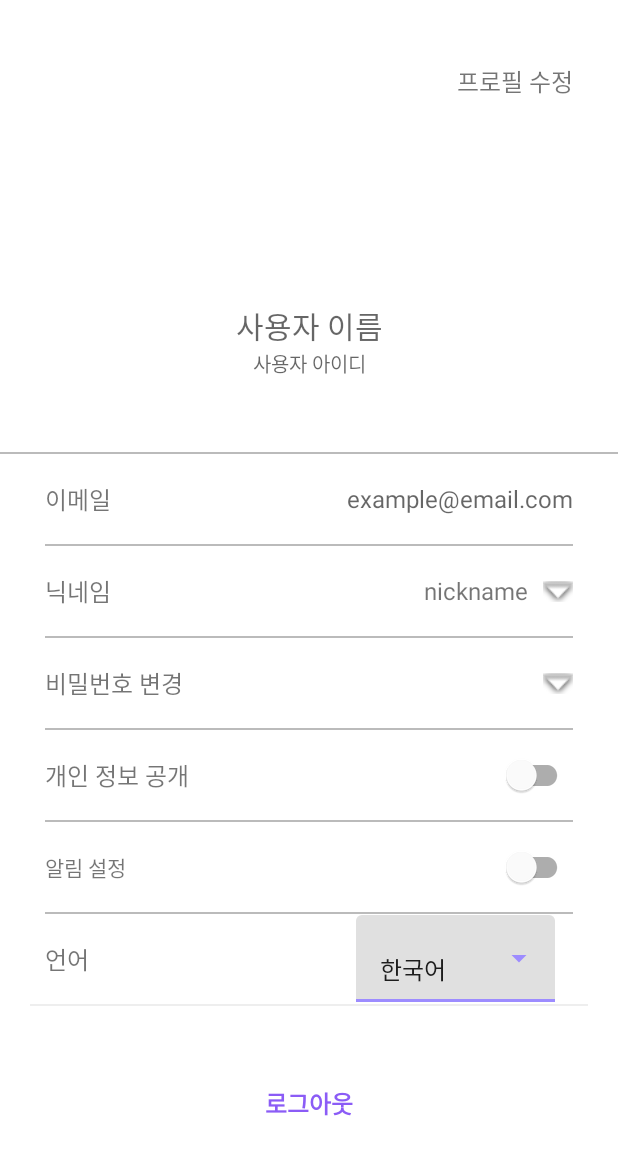
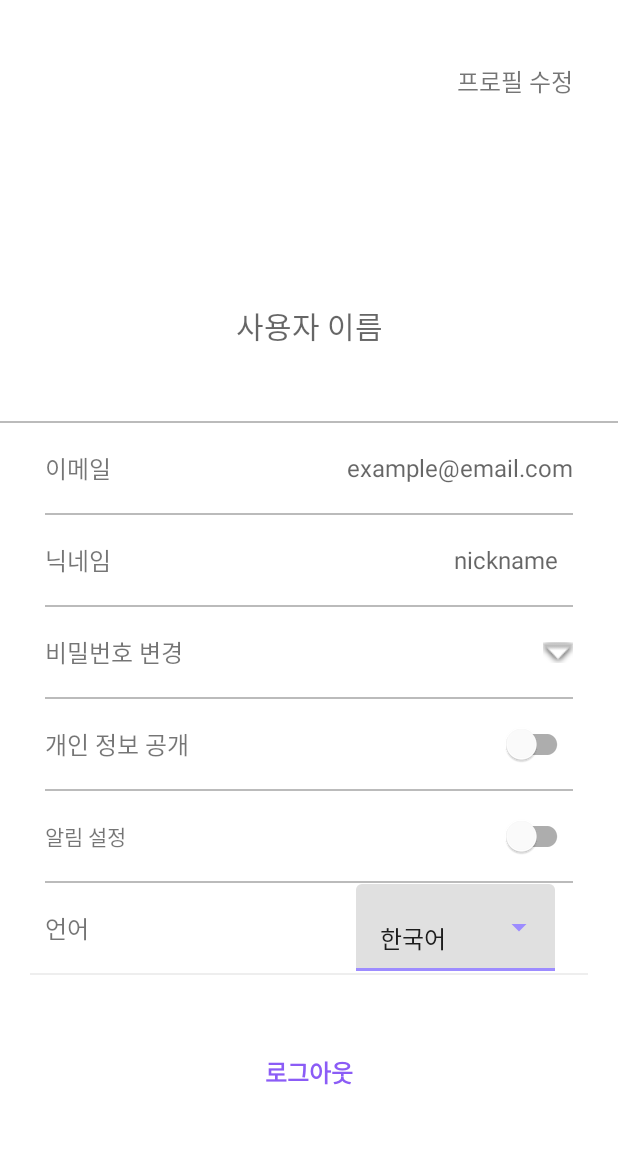
Before and after one commit to JL-KHANZ/2025_2_7_mobile_programming, an Android app: the layout fragment_user.xml on its own in the app's theme, with its tools: preview values and no code run, on a phone screen of 412 x 824 dp. Shown: the top 1155 px of the screen. Run offline under Robolectric (Android 15) with nearby library versions, the light colour scheme and no system bars.

Commit message:
nickname 중복 제거, uid 제거

```diff
--- a/app/src/main/res/layout/fragment_user.xml
+++ b/app/src/main/res/layout/fragment_user.xml
@@ -31,17 +31,6 @@
         app:layout_constraintEnd_toEndOf="parent" />
 
     <TextView
-        android:id="@+id/text_userid"
-        android:layout_width="wrap_content"
-        android:layout_height="wrap_content"
-        android:textSize="13sp"
-        android:hint="사용자 아이디"
-        android:gravity="center"
-        app:layout_constraintTop_toBottomOf="@id/text_username"
-        app:layout_constraintStart_toStartOf="parent"
-        app:layout_constraintEnd_toEndOf="parent"/>
-
-    <TextView
         android:id="@+id/fix_profile"
         android:layout_width="wrap_content"
         android:layout_height="48dp"
@@ -69,7 +58,7 @@
         android:layout_marginTop="50dp"
         android:clipToPadding="false"
         android:paddingBottom="80dp"
-        app:layout_constraintTop_toBottomOf="@id/text_userid"
+        app:layout_constraintTop_toBottomOf="@id/text_username"
         app:layout_constraintStart_toStartOf="parent"
         app:layout_constraintEnd_toEndOf="parent"
         app:layout_constraintBottom_toBottomOf="parent">
@@ -97,8 +86,6 @@
                     android:layout_width="0dp"
                     android:layout_height="wrap_content"
                     android:layout_weight="1"
-                    android:layout_marginStart="16dp"
-                    android:maxLines="1"
                     android:gravity="right"
                     android:hint="example@email.com"
                     android:textSize="16sp"
@@ -132,43 +119,16 @@
 
                 <TextView
                     android:id="@+id/text_usernickname"
-                    android:layout_width="wrap_content"
+                    android:layout_width="0dp"
                     android:layout_height="wrap_content"
                     android:gravity="end"
-                    android:text="nickname"
+                    android:layout_weight="1"
+                    android:hint="nickname"
                     android:layout_marginEnd="10dp"
                     android:textSize="16sp"
                     android:singleLine="true"/>
 
-                <ImageView
-                    android:id="@+id/nickname_arrow"
-                    android:layout_width="20dp"
-                    android:layout_height="20dp"
-                    android:src="@android:drawable/arrow_down_float" />
             </LinearLayout>
-
-            <LinearLayout
-                android:id="@+id/nickname_inline_panel"
-                android:layout_width="match_parent"
-                android:layout_height="wrap_content"
-                android:orientation="vertical"
-                android:paddingHorizontal="20dp"
-                android:paddingBottom="12dp"
-                android:visibility="gone">
-
-                <EditText
-                    android:id="@+id/edit_new_nickname"
-                    android:layout_width="match_parent"
-                    android:layout_height="wrap_content"
-                    android:hint="새 닉네임 입력"
-                    android:layout_marginBottom="10dp"/>
-
-                <Button
-                    android:id="@+id/btn_change_nickname"
-                    android:layout_width="match_parent"
-                    android:layout_height="wrap_content"
-                    android:text="닉네임 재설정"
-                    android:textSize="14sp" /> </LinearLayout>
 
             <View
                 android:layout_width="match_parent"
```
Also changed, not shown: app/src/main/java/com/example/mobile_programming_2025_2/ui/user/UserFragment.java (+0 -48 lines).
